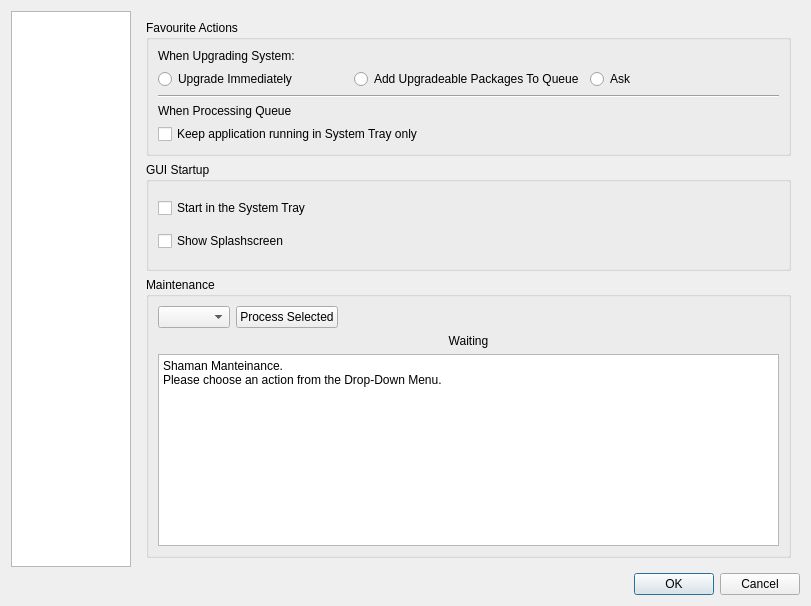
drf/shaman1, file trunk/shaman/ui/configDialog.ui: the form before one commit.
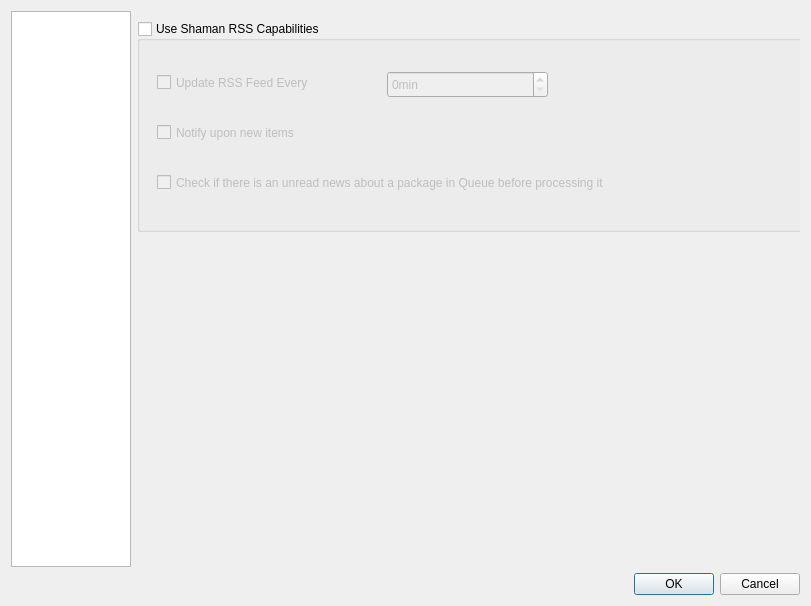
The form after the commit. Icons and pictures are not drawn.

Commit message: Lukas, needing your help

```diff
--- a/trunk/shaman/ui/configDialog.ui
+++ b/trunk/shaman/ui/configDialog.ui
@@ -78,7 +78,7 @@
       </sizepolicy>
      </property>
      <property name="currentIndex" >
-      <number>0</number>
+      <number>5</number>
      </property>
      <widget class="QWidget" name="Seite" >
       <layout class="QVBoxLayout" >
@@ -230,9 +230,9 @@
               <property name="html" >
                <string>&lt;html>&lt;head>&lt;meta name="qrichtext" content="1" />&lt;style type="text/css">
 p, li { white-space: pre-wrap; }
-&lt;/style>&lt;/head>&lt;body style=" font-family:'Sans Serif'; font-size:10pt; font-weight:400; font-style:normal;">
-&lt;p style=" margin-top:0px; margin-bottom:0px; margin-left:0px; margin-right:0px; -qt-block-indent:0; text-indent:0px; font-family:'Liberation Sans'; font-size:9pt;">Shaman Manteinance.&lt;/p>
-&lt;p style=" margin-top:0px; margin-bottom:0px; margin-left:0px; margin-right:0px; -qt-block-indent:0; text-indent:0px; font-family:'Liberation Sans'; font-size:9pt;">Please choose an action from the Drop-Down Menu.&lt;/p>&lt;/body>&lt;/html></string>
+&lt;/style>&lt;/head>&lt;body style=" font-family:'Liberation Sans'; font-size:9pt; font-weight:400; font-style:normal;">
+&lt;p style=" margin-top:0px; margin-bottom:0px; margin-left:0px; margin-right:0px; -qt-block-indent:0; text-indent:0px;">Shaman Manteinance.&lt;/p>
+&lt;p style=" margin-top:0px; margin-bottom:0px; margin-left:0px; margin-right:0px; -qt-block-indent:0; text-indent:0px;">Please choose an action from the Drop-Down Menu.&lt;/p>&lt;/body>&lt;/html></string>
               </property>
              </widget>
             </item>
@@ -970,6 +970,79 @@
        </item>
       </layout>
      </widget>
+     <widget class="QWidget" name="page_3" >
+      <widget class="QGroupBox" name="useRSSBox" >
+       <property name="geometry" >
+        <rect>
+         <x>0</x>
+         <y>10</y>
+         <width>681</width>
+         <height>211</height>
+        </rect>
+       </property>
+       <property name="title" >
+        <string>Use Shaman RSS Capabilities</string>
+       </property>
+       <property name="checkable" >
+        <bool>true</bool>
+       </property>
+       <property name="checked" >
+        <bool>false</bool>
+       </property>
+       <widget class="QCheckBox" name="checkBox_16" >
+        <property name="geometry" >
+         <rect>
+          <x>20</x>
+          <y>50</y>
+          <width>201</width>
+          <height>23</height>
+         </rect>
+        </property>
+        <property name="text" >
+         <string>Update RSS Feed Every</string>
+        </property>
+       </widget>
+       <widget class="QSpinBox" name="spinBox_6" >
+        <property name="geometry" >
+         <rect>
+          <x>250</x>
+          <y>50</y>
+          <width>161</width>
+          <height>27</height>
+         </rect>
+        </property>
+        <property name="suffix" >
+         <string comment="As in &quot;minutes&quot;" >min</string>
+        </property>
+       </widget>
+       <widget class="QCheckBox" name="checkBox_17" >
+        <property name="geometry" >
+         <rect>
+          <x>20</x>
+          <y>100</y>
+          <width>221</width>
+          <height>23</height>
+         </rect>
+        </property>
+        <property name="text" >
+         <string>Notify upon new items</string>
+        </property>
+       </widget>
+       <widget class="QCheckBox" name="checkBox_18" >
+        <property name="geometry" >
+         <rect>
+          <x>20</x>
+          <y>150</y>
+          <width>631</width>
+          <height>23</height>
+         </rect>
+        </property>
+        <property name="text" >
+         <string>Check if there is an unread news about a package in Queue before processing it</string>
+        </property>
+       </widget>
+      </widget>
+     </widget>
     </widget>
    </item>
   </layout>
```
Left out of the diff: 16 changed lines with no effect on the pictures.
